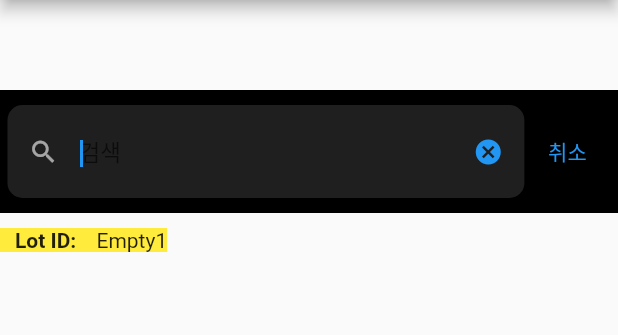
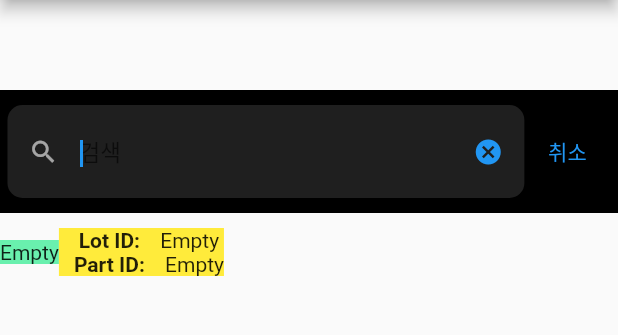
Before and after one commit to pjh4543/flutter_playground, a Flutter app: the screen it shows after launch, on a phone screen of 412 x 824 dp, the part 84-419 px from its top. Run offline on Flutter 3.47's test engine with Material 2 defaults, Android fonts, the phone set to English and light mode, and no system bars; network calls fail.

Commit message:
FutureBuilder usage add when wafer

```diff
--- a/lib/main.dart
+++ b/lib/main.dart
@@ -74,22 +74,8 @@ class _MyAppState extends State<MyApp> {
                 Padding(padding: EdgeInsets.only(bottom: 10)),
                 Row(
                   children: <Widget>[
-                    // Center(child: DrawWaferState()),
-                    // FutureBuilder<Post>(
-                    //   future: post,
-                    //   builder: (context, snapshot) {
-                    //     if (snapshot.hasData) {
-                    //       return Text(snapshot.data.title);
-                    //     } else if (snapshot.hasError) {
-                    //       return Text("${snapshot.error}");
-                    //     }
-
-                    //     // 기본적으로 로딩 Spinner를 보여줍니다.
-                    //     return CircularProgressIndicator();
-                    //   },
-                    // ),
-
-                    Center(child: GetLotInformation())
+                    Center(child: DrawWaferState()),
+                    Center(child: GetLotInformation()),
                   ],
                 )
               ],
--- a/lib/screen/lot_information.dart
+++ b/lib/screen/lot_information.dart
@@ -3,11 +3,6 @@ import 'dart:convert';
 import 'package:flutter/material.dart';
 import 'package:myapp/model/lot.dart';
 import 'package:http/http.dart' as http;
-
-// Lot fetchLot() {
-//   Lot lot = Lot();
-//   return lot;
-// }
 
 Future<Lot> fetchLot() async {
   final response =
@@ -22,8 +17,20 @@ Future<Lot> fetchLot() async {
   }
 }
 
-class GetLotInformation extends StatelessWidget {
+class GetLotInformation extends StatefulWidget {
+  _GetLotInfState createState() => _GetLotInfState();
+}
+
+class _GetLotInfState extends State<GetLotInformation> {
   Future<Lot> lot = fetchLot();
+
+// 오류나는ㄷ 왜지
+  // _GetLotInfState() {
+  //   setState(() {
+  //     lot = ();
+  //   });
+  // }
+
   @override
   Widget build(BuildContext context) {
     // TODO: implement build
@@ -41,13 +48,34 @@ class GetLotInformation extends StatelessWidget {
                   builder: (BuildContext context, AsyncSnapshot snaphost) {
                     // 데이터 아직 없음
                     if (snaphost.hasData == false) {
-                      return Text('Empty1');
+                      return Text('Empty');
                     } else if (snaphost.hasError) {
                       return Text(' Error: ${snaphost.error}');
                     }
                     // 정상
                     else {
-                      return Text(snaphost.data.lotid);
+                      return Text(snaphost.data.lotId);
+                    }
+                  })
+            ],
+          ),
+          Row(
+            children: <Widget>[
+              Text('Part ID: ', style: TextStyle(fontWeight: FontWeight.bold)),
+              Padding(padding: EdgeInsets.only(left: 10)),
+              //Text(lot.lotId),
+              FutureBuilder(
+                  future: lot,
+                  builder: (BuildContext context, AsyncSnapshot snaphost) {
+                    // 데이터 아직 없음
+                    if (snaphost.hasData == false) {
+                      return Text('Empty');
+                    } else if (snaphost.hasError) {
+                      return Text(' Error: ${snaphost.error}');
+                    }
+                    // 정상
+                    else {
+                      return Text(snaphost.data.partId);
                     }
                   })
             ],
--- a/lib/screen/wafer_status.dart
+++ b/lib/screen/wafer_status.dart
@@ -1,9 +1,19 @@
 import 'package:flutter/material.dart';
 import 'package:myapp/model/lot.dart';
+import 'package:http/http.dart' as http;
+import 'dart:convert';
 
-Lot fetchLot() {
-  Lot lot = Lot();
-  return lot;
+Future<Lot> fetchLot() async {
+  final response =
+      await http.get(Uri.parse("http://192.168.203.83:8081/asset/test"));
+
+  if (response.statusCode == 200) {
+    // 만약 서버로의 요청이 성공하면, JSON을 파싱합니다.
+    return Lot.fromJson(json.decode(response.body));
+  } else {
+    // 만약 요청이 실패하면, 에러를 던집니다.
+    throw Exception('Failed to load post');
+  }
 }
 
 Row insertWaferRow(Wafer wafer) {
@@ -33,33 +43,6 @@ Row insertWaferRow(Wafer wafer) {
   );
 }
 
-List<Widget> gg() {
-  List<Widget> list = [];
-  Lot lot = fetchLot();
-
-  // lot을 순회하면서 lot.wafers.waferNo 와 _waferNo 가 일치하면 wafer Row
-  // 일치하지 않으면 빈 Row
-  for (int _waferNo = 1; _waferNo <= 25; _waferNo++) {
-    Wafer wafer;
-    bool isData = false;
-
-    lot.wafers.forEach((_wafer) {
-      if (_wafer.waferNo == _waferNo) {
-        wafer = _wafer;
-        list.add(insertWaferRow(wafer));
-        isData = true;
-      }
-    });
-
-    // empty wafer
-    if (!isData) {
-      list.add(insertWaferRow(wafer));
-    }
-  }
-
-  return list;
-}
-
 class DrawWaferState extends StatelessWidget {
   @override
   Widget build(BuildContext context) {
@@ -69,10 +52,40 @@ class DrawWaferState extends StatelessWidget {
       children: <Widget>[
         Container(
           color: Colors.greenAccent,
-          child: Column(
-            children: gg(),
-          ),
-        )
+          child: FutureBuilder(
+              future: fetchLot(),
+              builder: (BuildContext context, AsyncSnapshot snaphost) {
+                // 데이터 아직 없음
+                if (snaphost.hasData == false) {
+                  return Text('Empty');
+                } else if (snaphost.hasError) {
+                  return Text(' Error: ${snaphost.error}');
+                }
+                // 정상
+                else {
+                  List<Row> abb = [];
+
+                  for (int _waferNo = 1; _waferNo <= 25; _waferNo++) {
+                    Wafer wafer;
+                    bool isData = false;
+
+                    snaphost.data.wafers.forEach((_wafer) {
+                      if (_wafer.waferNo == _waferNo) {
+                        wafer = _wafer;
+                        abb.add(insertWaferRow(wafer));
+                        isData = true;
+                      }
+                    });
+
+                    // empty wafer
+                    if (!isData) {
+                      abb.add(insertWaferRow(wafer));
+                    }
+                  }
+                  return Column(children: abb);
+                }
+              }),
+        ),
       ],
     ));
   }
```
Also changed, not shown: lib/model/lot.dart (+6 -3 lines).
